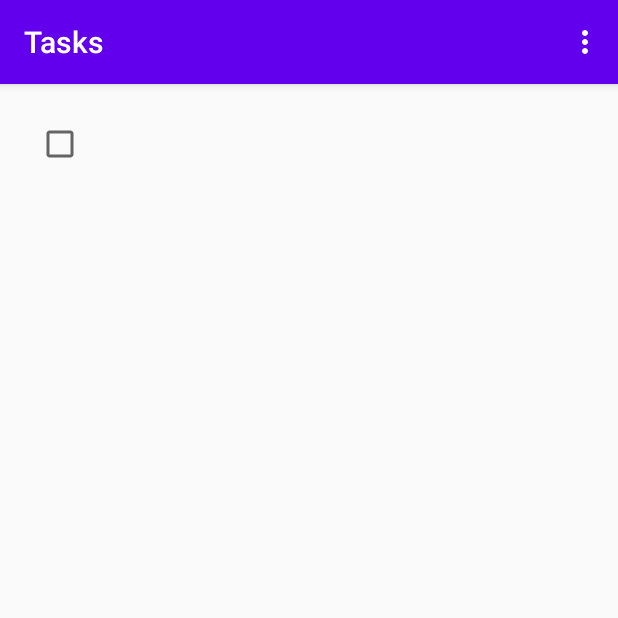
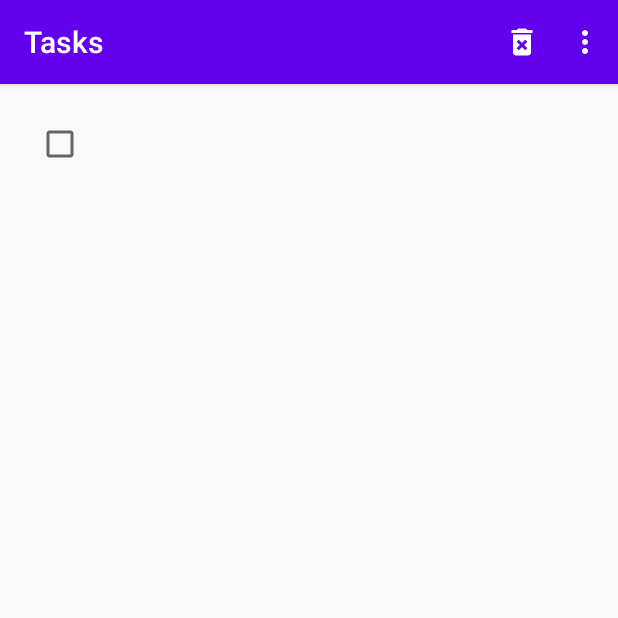
Before and after one commit to angela-aciobanitei/aadc-kotlin-todo-app, an Android app: the fragment TaskDetailsFragment placed in its activity, on a phone screen of 412 x 824 dp, the top half of it. Run offline under Robolectric (Android 15) with nearby library versions, the phone set to English and light mode, and no system bars; our stand-ins replace data binding, navigation-ui; 2 statements that could not run were skipped.

Commit message:
Delete task item with options menu

```diff
--- a/app/src/main/java/com/ang/acb/todolearn/ui/details/TaskDetailsFragment.kt
+++ b/app/src/main/java/com/ang/acb/todolearn/ui/details/TaskDetailsFragment.kt
@@ -1,9 +1,7 @@
 package com.ang.acb.todolearn.ui.details
 
 import android.os.Bundle
-import android.view.LayoutInflater
-import android.view.View
-import android.view.ViewGroup
+import android.view.*
 import androidx.fragment.app.Fragment
 import androidx.lifecycle.Observer
 import androidx.lifecycle.ViewModelProvider
@@ -12,6 +10,7 @@ import androidx.navigation.fragment.navArgs
 import com.ang.acb.todolearn.R
 import com.ang.acb.todolearn.data.repo.TasksRepository
 import com.ang.acb.todolearn.databinding.TaskDetailsFragmentBinding
+import com.ang.acb.todolearn.ui.common.DELETE_RESULT_OK
 import com.ang.acb.todolearn.ui.common.ViewModelFactory
 import com.ang.acb.todolearn.util.EventObserver
 import com.google.android.material.snackbar.Snackbar
@@ -37,6 +36,8 @@ class TaskDetailsFragment : Fragment() {
             taskDetailsViewModel = viewModel
             lifecycleOwner = viewLifecycleOwner
         }
+
+        setHasOptionsMenu(true)
 
         return binding.root
     }
@@ -65,6 +66,12 @@ class TaskDetailsFragment : Fragment() {
                 )
             findNavController().navigate(action)
         })
+
+        viewModel.deleteTaskEvent.observe(viewLifecycleOwner, Observer {
+            val action = TaskDetailsFragmentDirections
+                .actionTaskDetailsFragmentToTasksFragment(DELETE_RESULT_OK)
+            findNavController().navigate(action)
+        })
     }
 
     private fun populateUi() {
@@ -75,4 +82,18 @@ class TaskDetailsFragment : Fragment() {
         })
     }
 
+    override fun onCreateOptionsMenu(menu: Menu, inflater: MenuInflater) {
+        inflater.inflate(R.menu.task_details_menu, menu)
+        super.onCreateOptionsMenu(menu, inflater)
+    }
+
+    override fun onOptionsItemSelected(item: MenuItem): Boolean {
+        return when (item.itemId) {
+            R.id.delete_task -> {
+                viewModel.deleteTask()
+                true
+            }
+            else ->  super.onOptionsItemSelected(item)
+        }
+    }
 }
--- a/app/src/main/java/com/ang/acb/todolearn/ui/details/TaskDetailsViewModel.kt
+++ b/app/src/main/java/com/ang/acb/todolearn/ui/details/TaskDetailsViewModel.kt
@@ -27,6 +27,9 @@ class TaskDetailsViewModel(private val tasksRepository: TasksRepository) : ViewM
     private val _editTaskEvent = MutableLiveData<Event<String>>()
     val editTaskEvent: LiveData<Event<String>> = _editTaskEvent
 
+    private val _deleteTaskEvent = MutableLiveData<Event<Unit>>()
+    val deleteTaskEvent: LiveData<Event<Unit>> = _deleteTaskEvent
+
     private val _snackbarText = MutableLiveData<Event<Int>>()
     val snackbarText: LiveData<Event<Int>> = _snackbarText
 
@@ -55,4 +58,11 @@ class TaskDetailsViewModel(private val tasksRepository: TasksRepository) : ViewM
             _snackbarText.value = Event(R.string.task_marked_active_message)
         }
     }
+
+    fun deleteTask () = viewModelScope.launch {
+        _taskId.value?.let {
+            tasksRepository.deleteTaskById(it)
+            _deleteTaskEvent.value = Event(Unit)
+        }
+    }
 }
--- a/app/src/main/java/com/ang/acb/todolearn/ui/list/TasksFragment.kt
+++ b/app/src/main/java/com/ang/acb/todolearn/ui/list/TasksFragment.kt
@@ -119,6 +119,5 @@ class TasksFragment : Fragment() {
             }
             else -> super.onOptionsItemSelected(item)
         }
-
     }
 }
--- a/app/src/main/java/com/ang/acb/todolearn/ui/list/TasksViewModel.kt
+++ b/app/src/main/java/com/ang/acb/todolearn/ui/list/TasksViewModel.kt
@@ -6,6 +6,7 @@ import com.ang.acb.todolearn.data.local.Result
 import com.ang.acb.todolearn.data.local.Task
 import com.ang.acb.todolearn.data.repo.TasksRepository
 import com.ang.acb.todolearn.ui.common.ADD_EDIT_RESULT_OK
+import com.ang.acb.todolearn.ui.common.DELETE_RESULT_OK
 import com.ang.acb.todolearn.util.Event
 import kotlinx.coroutines.launch
 
@@ -87,8 +88,9 @@ class TasksViewModel(private val tasksRepository: TasksRepository) : ViewModel()
     fun getResultMessage(result: Int) {
         // Prevent showing snackbar message incorrectly
         if (resultMessageShown) return
-        if (result == ADD_EDIT_RESULT_OK) {
-            _snackbarText.value = Event(R.string.saved_task_message)
+        when (result) {
+            ADD_EDIT_RESULT_OK -> _snackbarText.value = Event(R.string.saved_task_message)
+            DELETE_RESULT_OK -> _snackbarText.value = Event(R.string.deleted_task_message)
         }
 
         resultMessageShown = true
--- /dev/null
+++ b/app/src/main/res/drawable/ic_delete_forever.xml
@@ -0,0 +1,5 @@
+<vector android:height="24dp" android:tint="#FFFFFF"
+    android:viewportHeight="24.0" android:viewportWidth="24.0"
+    android:width="24dp" xmlns:android="http://schemas.android.com/apk/res/android">
+    <path android:fillColor="#FF000000" android:pathData="M6,19c0,1.1 0.9,2 2,2h8c1.1,0 2,-0.9 2,-2L18,7L6,7v12zM8.46,11.88l1.41,-1.41L12,12.59l2.12,-2.12 1.41,1.41L13.41,14l2.12,2.12 -1.41,1.41L12,15.41l-2.12,2.12 -1.41,-1.41L10.59,14l-2.13,-2.12zM15.5,4l-1,-1h-5l-1,1L5,4v2h14L19,4z"/>
+</vector>
--- /dev/null
+++ b/app/src/main/res/menu/task_details_menu.xml
@@ -0,0 +1,11 @@
+<?xml version="1.0" encoding="utf-8"?>
+<menu
+    xmlns:app="http://schemas.android.com/apk/res-auto"
+    xmlns:android="http://schemas.android.com/apk/res/android">
+
+    <item
+        android:id="@+id/delete_task"
+        android:icon="@drawable/ic_delete_forever"
+        android:title="@string/delete_task"
+        app:showAsAction="always" />
+</menu>
--- a/app/src/main/res/values/strings.xml
+++ b/app/src/main/res/values/strings.xml
@@ -10,6 +10,7 @@
     <string name="error_loading_tasks_message">Could not load tasks</string>
     <string name="empty_task_message">Tasks cannot be empty</string>
     <string name="saved_task_message">Task saved</string>
+    <string name="deleted_task_message">Task deleted</string>
     <string name="task_marked_completed_message">Task marked as completed</string>
     <string name="task_marked_active_message">Task marked as active</string>
     <string name="tasks_cleared_message">All tasks cleared</string>
@@ -23,6 +24,7 @@
     <string name="all_tasks">All tasks</string>
     <string name="active_tasks">Active tasks</string>
     <string name="completed_tasks">CompletedTasks</string>
+    <string name="delete_task">Delete Task</string>
 
 
 </resources>
```
